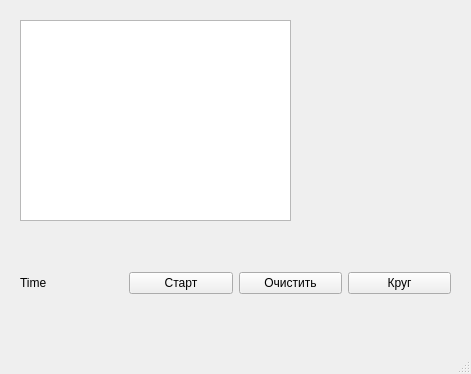
Above: qt5/mainwindow.ui from ricorett/cpp_qt before the change. Below: the same form after it.
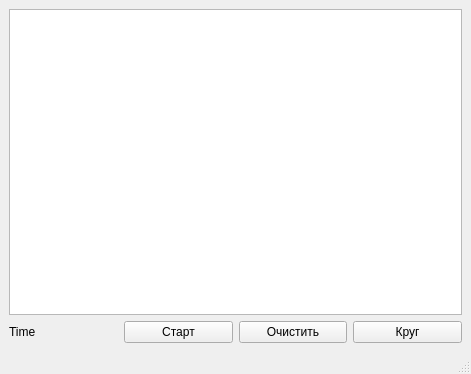
That is the form after the change.

Commit message: add widget layout

```diff
--- a/qt5/mainwindow.ui
+++ b/qt5/mainwindow.ui
@@ -14,15 +14,8 @@
    <string>MainWindow</string>
   </property>
   <widget class="QWidget" name="centralwidget">
-   <widget class="QWidget" name="gridLayoutWidget">
-    <property name="geometry">
-     <rect>
-      <x>20</x>
-      <y>250</y>
-      <width>431</width>
-      <height>66</height>
-     </rect>
-    </property>
+   <layout class="QGridLayout" name="gridLayout_3">
+    <item row="1" column="0">
     <layout class="QGridLayout" name="gridLayout">
      <item row="0" column="1">
       <widget class="QPushButton" name="startStopButton">
@@ -53,22 +46,15 @@
       </widget>
      </item>
     </layout>
-   </widget>
-   <widget class="QWidget" name="gridLayoutWidget_2">
-    <property name="geometry">
-     <rect>
-      <x>20</x>
-      <y>20</y>
-      <width>271</width>
-      <height>201</height>
-     </rect>
-    </property>
+    </item>
+    <item row="0" column="0">
     <layout class="QGridLayout" name="gridLayout_2">
      <item row="0" column="0">
       <widget class="QTextBrowser" name="lapBrowser"/>
      </item>
     </layout>
-   </widget>
+    </item>
+   </layout>
   </widget>
   <widget class="QMenuBar" name="menubar">
    <property name="geometry">
```
Lines whose indentation alone changed are shown as unchanged.
